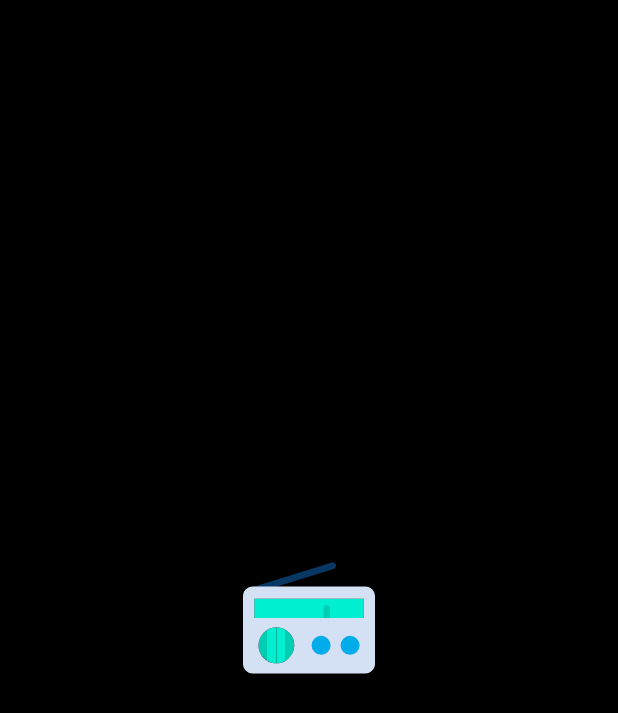
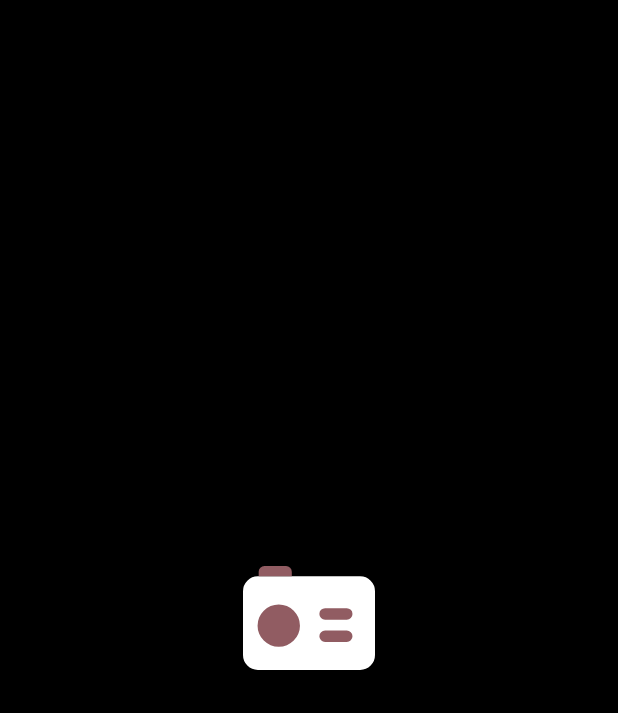
Before and after one commit to H4L3M/Radio, an Android app: the SplashScreen screen opened directly, with no data from a screen before it, on a phone screen of 412 x 824 dp. Shown: the top 713 px of the screen. Run offline under Robolectric (Android 15) with nearby library versions, the phone set to English and light mode, and no system bars; 1 statement that could not run was skipped.

Commit message:
Initial commit

```diff
--- a/app/src/main/res/drawable/ic_launcher_foreground.xml
+++ b/app/src/main/res/drawable/ic_launcher_foreground.xml
@@ -3,39 +3,24 @@
     android:height="108dp"
     android:viewportWidth="108"
     android:viewportHeight="108">
-  <group android:scaleX="0.11554406"
-      android:scaleY="0.11554406"
+  <group android:scaleX="0.46448344"
+      android:scaleY="0.46448344"
       android:translateX="29.25"
-      android:translateY="29.25">
+      android:translateY="34.51492">
     <path
-        android:pathData="M138.971,252.821c27.556,17.429 35.765,53.897 18.335,81.452c-4.677,7.395 -10.94,13.658 -18.335,18.335V252.821z"
-        android:fillColor="#00CEB4"/>
+        android:pathData="M12,8.33L94.57,8.33A12,12 0,0 1,106.57 20.33L106.57,71.89A12,12 0,0 1,94.57 83.89L12,83.89A12,12 0,0 1,0 71.89L0,20.33A12,12 0,0 1,12 8.33z"
+        android:fillColor="#fff"/>
     <path
-        android:pathData="M138.971,252.821v99.788c-9.18,5.426 -19.639,8.311 -30.302,8.359V244.461C119.333,244.509 129.792,247.395 138.971,252.821z"
-        android:fillColor="#00EFD1"/>
+        android:pathData="M28.87,48.11m-17.11,0a17.11,17.11 0,1 1,34.22 0a17.11,17.11 0,1 1,-34.22 0"
+        android:fillColor="#915c62"/>
     <path
-        android:pathData="M108.669,244.461v116.506c-10.837,0.02 -21.482,-2.867 -30.824,-8.359v-99.788C87.188,247.328 97.832,244.442 108.669,244.461z"
-        android:fillColor="#00EFD1"/>
+        android:pathData="M66.29,34L83.76,34A4.63,4.63 0,0 1,88.39 38.63L88.39,38.64A4.63,4.63 0,0 1,83.76 43.27L66.29,43.27A4.63,4.63 0,0 1,61.66 38.64L61.66,38.63A4.63,4.63 0,0 1,66.29 34z"
+        android:fillColor="#915c62"/>
     <path
-        android:pathData="M77.845,252.821v99.788c-27.556,-17.429 -35.765,-53.897 -18.335,-81.452C64.187,263.761 70.45,257.498 77.845,252.821z"
-        android:fillColor="#00CEB4"/>
+        android:pathData="M66.29,52L83.76,52A4.63,4.63 0,0 1,88.39 56.63L88.39,56.64A4.63,4.63 0,0 1,83.76 61.27L66.29,61.27A4.63,4.63 0,0 1,61.66 56.64L61.66,56.63A4.63,4.63 0,0 1,66.29 52z"
+        android:fillColor="#915c62"/>
     <path
-        android:pathData="M40.751,132.657c-4.694,-0.086 -8.754,-3.291 -9.927,-7.837c-1.426,-5.452 1.509,-11.098 6.792,-13.061l250.776,-77.322c5.533,-1.639 11.347,1.517 12.987,7.05c0.026,0.088 0.051,0.176 0.074,0.264c1.426,5.452 -1.509,11.098 -6.792,13.061L43.886,132.135L40.751,132.657z"
-        android:fillColor="#083863"/>
-    <path
-        android:pathData="M271.673,214.159l-235.102,0l0,-62.693l355.266,0l0,62.693z"
-        android:fillColor="#00EFD1"/>
-    <path
-        android:pathData="M271.673,224.608c-5.771,0 -10.449,-4.678 -10.449,-10.449v-31.347c0,-5.771 4.678,-10.449 10.449,-10.449s10.449,4.678 10.449,10.449v31.347C282.122,219.93 277.444,224.608 271.673,224.608z"
-        android:fillColor="#00CEB4"/>
-    <path
-        android:pathData="M138.971,352.608c27.556,-17.429 35.765,-53.897 18.335,-81.452c-4.677,-7.395 -10.94,-13.658 -18.335,-18.335c-18.853,-11.139 -42.274,-11.139 -61.127,0c-27.556,17.429 -35.765,53.897 -18.335,81.452c4.677,7.395 10.94,13.658 18.335,18.335C96.698,363.748 120.118,363.748 138.971,352.608zM428.408,143.629v219.429c0,17.312 -14.035,31.347 -31.347,31.347H31.347C14.035,394.404 0,380.37 0,363.057V143.629c0,-17.312 14.035,-31.347 31.347,-31.347h365.714C414.374,112.282 428.408,126.316 428.408,143.629zM391.837,214.159v-62.694H36.571v62.694H391.837z"
-        android:fillColor="#D4E1F4"/>
-    <path
-        android:pathData="M347.429,302.976m-30.824,0a30.824,30.824 0,1 1,61.648 0a30.824,30.824 0,1 1,-61.648 0"
-        android:fillColor="#00ACEA"/>
-    <path
-        android:pathData="M253.388,302.976m-30.824,0a30.824,30.824 0,1 1,61.648 0a30.824,30.824 0,1 1,-61.648 0"
-        android:fillColor="#00ACEA"/>
+        android:pathData="M39.4,4.63v3.7L12.66,8.33v-3.7A4.65,4.65 0,0 1,17.29 0L34.76,0A4.65,4.65 0,0 1,39.4 4.63Z"
+        android:fillColor="#915c62"/>
   </group>
 </vector>
--- a/app/src/main/res/values/ic_launcher_background.xml
+++ b/app/src/main/res/values/ic_launcher_background.xml
@@ -1,4 +1,4 @@
 <?xml version="1.0" encoding="utf-8"?>
 <resources>
-    <color name="ic_launcher_background">#00ACEA</color>
+    <color name="ic_launcher_background">#C37978</color>
 </resources>
```
Also changed, not shown: app/src/main/ic_launcher-playstore.png, app/src/main/res/mipmap-hdpi/ic_launcher.png, app/src/main/res/mipmap-hdpi/ic_launcher_round.png, app/src/main/res/mipmap-mdpi/ic_launcher.png, app/src/main/res/mipmap-mdpi/ic_launcher_round.png, app/src/main/res/mipmap-xhdpi/ic_launcher.png, app/src/main/res/mipmap-xhdpi/ic_launcher_round.png, app/src/main/res/mipmap-xxhdpi/ic_launcher.png, app/src/main/res/mipmap-xxhdpi/ic_launcher_round.png, app/src/main/res/mipmap-xxxhdpi/ic_launcher.png, app/src/main/res/mipmap-xxxhdpi/ic_launcher_round.png.
